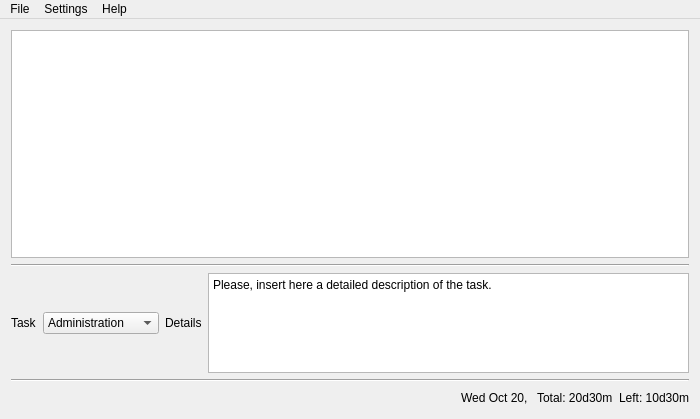
Above: whch.ui from Patriciasc/WHCH before the change. Below: the same form after it.
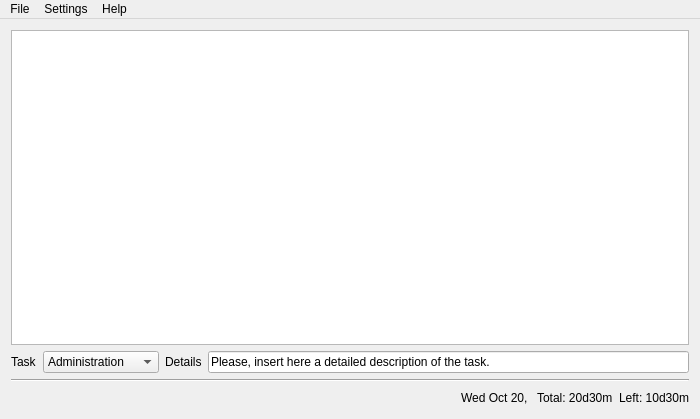
That is the form after the change.

Commit message: Replaced WPlainTextEdit with QLineEdit. Added dialog.ui (skeleton) for  adding future tasks.

Diff of the .ui file:
```diff
--- a/whch.ui
+++ b/whch.ui
@@ -45,13 +45,6 @@
         </attribute>
        </widget>
       </item>
-      <item>
-       <widget class="Line" name="line_2">
-        <property name="orientation">
-         <enum>Qt::Horizontal</enum>
-        </property>
-       </widget>
-      </item>
       <item>
        <layout class="QHBoxLayout" name="horizontalLayout_2">
         <item>
@@ -133,14 +126,8 @@
          </widget>
         </item>
         <item>
-         <widget class="QPlainTextEdit" name="plainTextEdit">
-          <property name="maximumSize">
-           <size>
-            <width>16777215</width>
-            <height>100</height>
-           </size>
-          </property>
-          <property name="plainText">
+         <widget class="QLineEdit" name="lineEdit">
+          <property name="text">
            <string>Please, insert here a detailed description of the task.</string>
           </property>
          </widget>
```
Left out of the diff: 1 changed line with no effect on the pictures. The commit also changes 4 other files.
